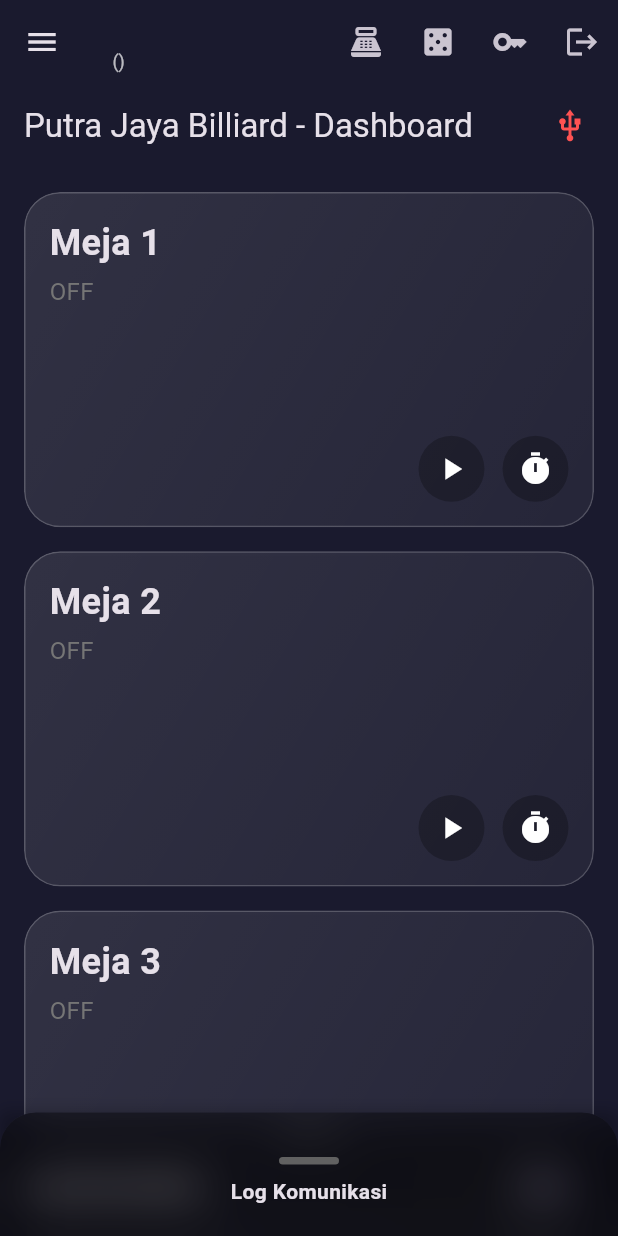
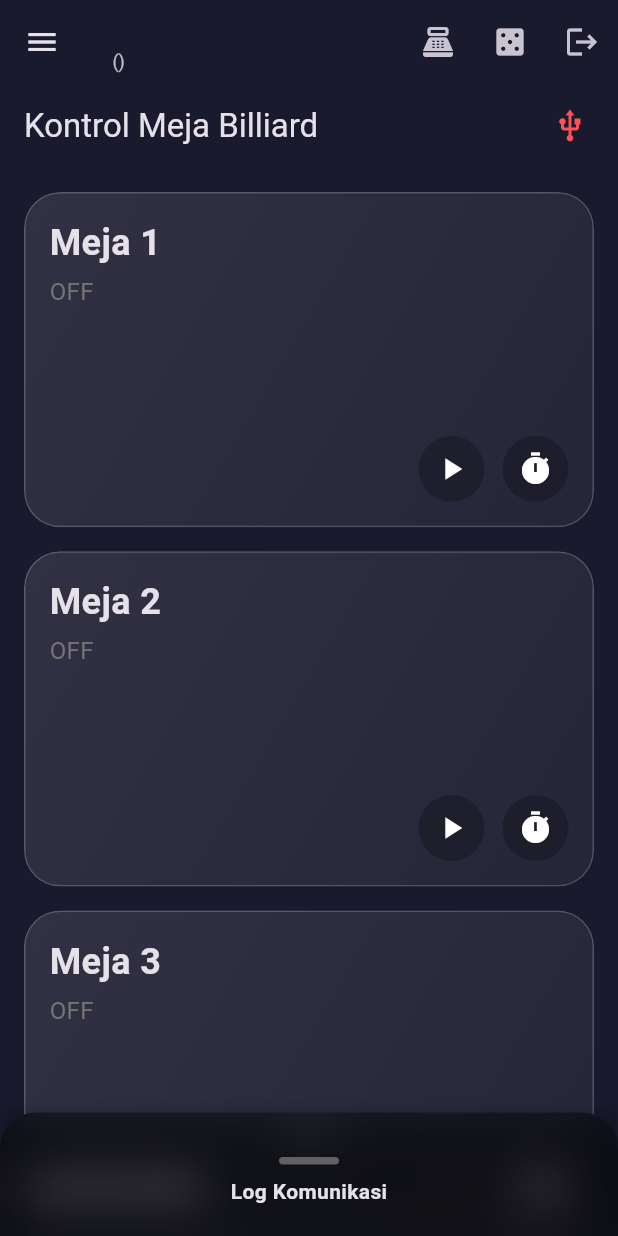
Before and after one commit to N4CHT0/PUTRA_JAYA_BILLIARD, a Flutter app: the screen it shows once a user with an empty profile is signed in, on a phone screen of 412 x 824 dp. Run offline on Flutter 3.47's test engine with Material 3 defaults, Android fonts, the phone set to English and light mode, and no system bars; drawn by our look-alikes of sliding_up_panel; our stand-ins replace cloud_firestore, firebase_auth, firebase_core, pdf, printing, shared_preferences; missing offline and left inert: flutter_libserialport, window_manager; accounts and stored records are empty; Roboto replaces fonts that are missing (Poppins).

Commit message:
RUBAH TAMPIOLAN SEDIKIT

```diff
--- a/lib/pages/dashboard/dashboard_page.dart
+++ b/lib/pages/dashboard/dashboard_page.dart
@@ -472,7 +472,7 @@ class _DashboardPageState extends State<DashboardPage> {
 
     return Scaffold(
       appBar: AppBar(
-        title: const Text('Putra Jaya Billiard - Dashboard'),
+        title: const Text('Kontrol Meja Billiard'),
         backgroundColor: Colors.transparent,
         elevation: 0,
         actions: [
--- a/lib/pages/login_page.dart
+++ b/lib/pages/login_page.dart
@@ -107,7 +107,7 @@ class _LoginPageState extends State<LoginPage> {
                     ),
                     const SizedBox(height: 8),
                     Text(
-                      'Login ke sistem Putra Jaya Billiard',
+                      'Login',
                       textAlign: TextAlign.center,
                       style: TextStyle(fontSize: 16, color: Colors.grey[400]),
                     ),
--- a/lib/widgets/custom_app_bar.dart
+++ b/lib/widgets/custom_app_bar.dart
@@ -1,5 +1,3 @@
-// lib/widgets/custom_app_bar.dart
-
 import 'package:flutter/material.dart';
 import 'package:putra_jaya_billiard/models/user_model.dart';
 import 'package:putra_jaya_billiard/services/auth_service.dart';
@@ -49,19 +47,8 @@ class CustomAppBar extends StatelessWidget implements PreferredSizeWidget {
         ),
         IconButton(
           icon: const Icon(Icons.casino),
-          tooltip: 'billiard',
+          tooltip: 'Kotrol Meja Billiard',
           onPressed: onGoHome,
-        ),
-        // --- TOMBOL BARU ---
-        IconButton(
-          icon: const Icon(Icons.key),
-          tooltip: 'Ganti Password',
-          onPressed: () {
-            showDialog(
-              context: context,
-              builder: (context) => const ChangePasswordDialog(),
-            );
-          },
         ),
         IconButton(
           icon: const Icon(Icons.logout),
```
